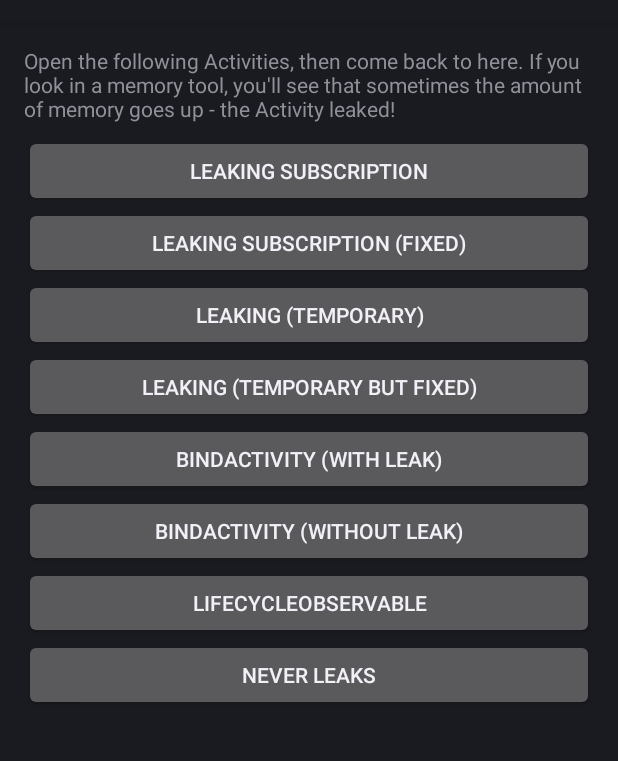
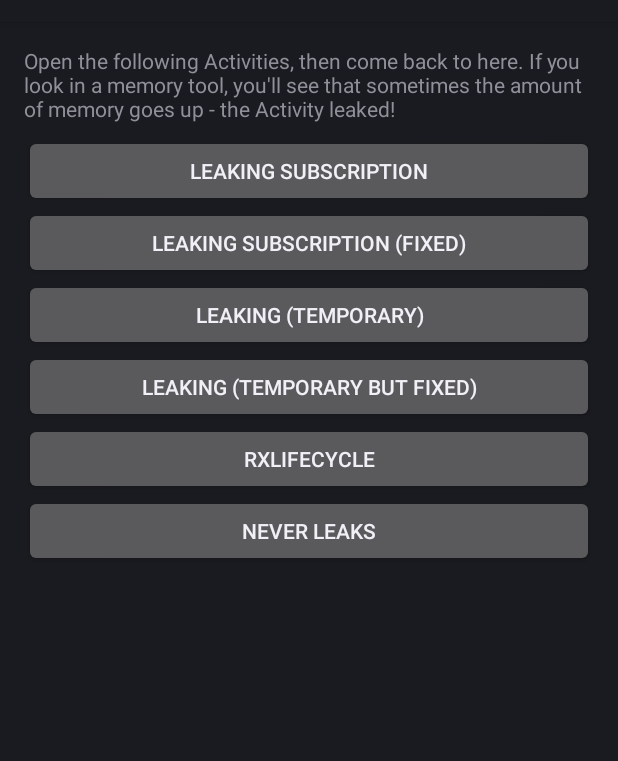
Before and after one commit to dlew/android-subscription-leaks, an Android app: the screen it shows after launch (MainActivity), on a phone screen of 412 x 824 dp, the part 62-823 px from its top. Run offline under Robolectric (Android 15) with nearby library versions, the phone set to English and light mode, and no system bars; our stand-ins replace ButterKnife, Timber; 1 statement that could not run was skipped.

Commit message:
Updated to latest RxJava/RxAndroid/RxLifecycle

```diff
--- a/app/src/main/AndroidManifest.xml
+++ b/app/src/main/AndroidManifest.xml
@@ -23,8 +23,6 @@
 
         <activity android:name=".TempLeakingActivity" />
 
-        <activity android:name=".BindActivity" />
-
         <activity android:name=".LifecycleActivity" />
 
         <activity android:name=".NeverActivity" />
--- a/app/src/main/res/layout/activity_main.xml
+++ b/app/src/main/res/layout/activity_main.xml
@@ -45,18 +45,6 @@
             android:text="@string/temp_leaking_subscription_fixed" />
 
         <Button
-            android:id="@+id/bind_activity_leak"
-            android:layout_width="match_parent"
-            android:layout_height="wrap_content"
-            android:text="@string/bind_activity_leak" />
-
-        <Button
-            android:id="@+id/bind_activity_no_leak"
-            android:layout_width="match_parent"
-            android:layout_height="wrap_content"
-            android:text="@string/bind_activity_no_leak" />
-
-        <Button
             android:id="@+id/lifecycle_observable"
             android:layout_width="match_parent"
             android:layout_height="wrap_content"
--- a/app/src/main/res/values/strings.xml
+++ b/app/src/main/res/values/strings.xml
@@ -12,16 +12,9 @@
     <string name="temp_leaking_subscription_fixed">Leaking (Temporary but fixed)</string>
     <string name="explanation_leak_temp">This activity should leak when you go back, but eventually release.</string>
 
-    <string name="bind_activity_leak">BindActivity (with leak)</string>
-    <string name="bind_activity_no_leak">BindActivity (without leak)</string>
-    <string name="explanation_bind_leak">This activity should leak when you go back, even though it used
-        bindActivity.</string>
-    <string name="explanation_bind_no_leak">This activity should leak when you go back, even though it used
-        bindActivity.</string>
-
-    <string name="lifecycle_observable">LifecycleObservable</string>
+    <string name="lifecycle_observable">RxLifecycle</string>
     <string name="explanation_lifecycle">This activity should always auto-unsubscribe due to
-        LifecycleObservable.bindActivityLifecycle().</string>
+        RxLifecycle\'s bindToLifecycle().</string>
 
     <string name="never_leaks">Never Leaks</string>
     <string name="explanation_never">This activity feels like it ought to leak, but it does not.</string>
```
Also changed, not shown: app/build.gradle (+4 -3 lines), app/src/main/java/net/danlew/rxsubscriptions/BindActivity.java (deleted, +0 -61 lines), app/src/main/java/net/danlew/rxsubscriptions/LifecycleActivity.java (+6 -6 lines), app/src/main/java/net/danlew/rxsubscriptions/MainActivity.java (+0 -10 lines).
